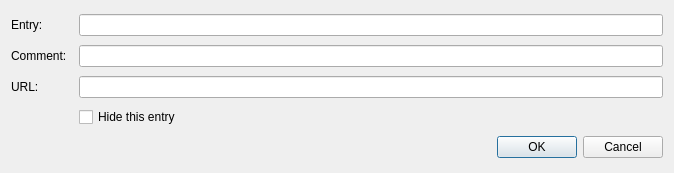
Old version of the form src/entryindexdialog.ui in the repository jsbien/djview-poliqarp_fork.
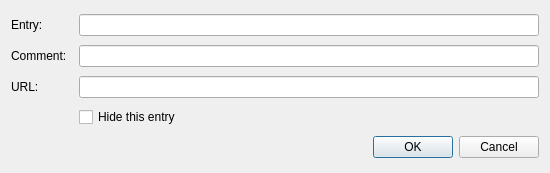
New version of the form.

The edit to the form file:
```diff
--- a/src/entryindexdialog.ui
+++ b/src/entryindexdialog.ui
@@ -6,7 +6,7 @@
    <rect>
     <x>0</x>
     <y>0</y>
-    <width>674</width>
+    <width>550</width>
     <height>173</height>
    </rect>
   </property>
```
